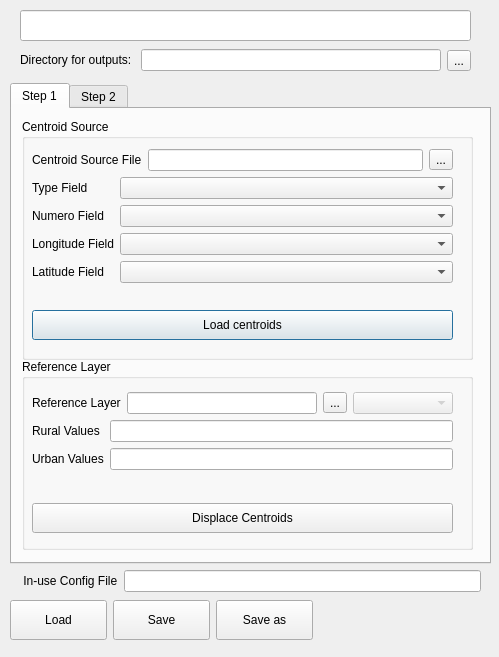
This is plugin/mics_geocode_plugin_dialog.ui in unicef-drp/mics-geocoding as Qt 5 draws it before an edit. The edited form follows.
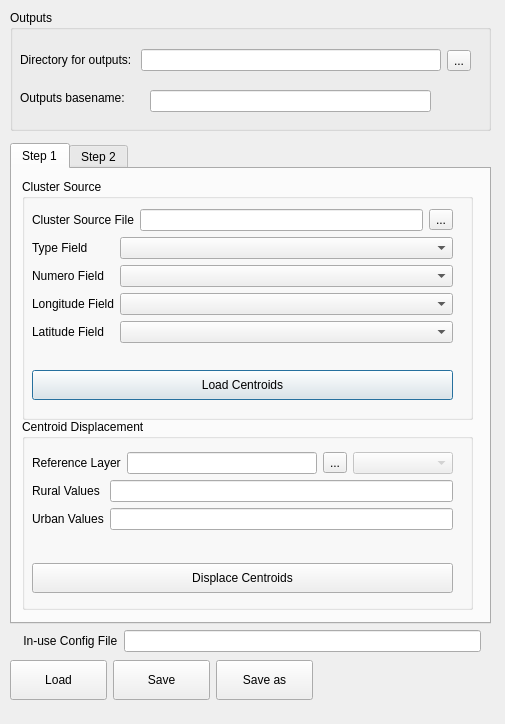
This is the edited form.

The edit to the form file:
```diff
--- a/plugin/mics_geocode_plugin_dialog.ui
+++ b/plugin/mics_geocode_plugin_dialog.ui
@@ -6,8 +6,8 @@
    <rect>
     <x>0</x>
     <y>0</y>
-    <width>499</width>
-    <height>657</height>
+    <width>505</width>
+    <height>724</height>
    </rect>
   </property>
   <property name="windowTitle">
@@ -17,7 +17,7 @@
    <property name="geometry">
     <rect>
      <x>10</x>
-     <y>83</y>
+     <y>143</y>
      <width>481</width>
      <height>481</height>
     </rect>
@@ -69,7 +69,7 @@
          </size>
         </property>
         <property name="title">
-         <string>Centroid Source</string>
+         <string>Cluster Source</string>
         </property>
         <property name="flat">
          <bool>false</bool>
@@ -110,7 +110,7 @@
                </sizepolicy>
               </property>
               <property name="text">
-               <string>Centroid Source File</string>
+               <string>Cluster Source File</string>
               </property>
              </widget>
             </item>
@@ -179,7 +179,7 @@
              </size>
             </property>
             <property name="text">
-             <string>Load centroids</string>
+             <string>Load Centroids</string>
             </property>
            </widget>
           </item>
@@ -208,7 +208,7 @@
          </size>
         </property>
         <property name="title">
-         <string>Reference Layer</string>
+         <string>Centroid Displacement</string>
         </property>
         <widget class="QWidget" name="verticalLayoutWidget_4">
          <property name="geometry">
@@ -608,7 +608,7 @@
    <property name="geometry">
     <rect>
      <x>10</x>
-     <y>600</y>
+     <y>660</y>
      <width>486</width>
      <height>51</height>
     </rect>
@@ -713,24 +713,58 @@
     </item>
    </layout>
   </widget>
-  <widget class="QLineEdit" name="basenameLineEdit">
+  <widget class="QWidget" name="formLayoutWidget">
    <property name="geometry">
     <rect>
-     <x>20</x>
-     <y>10</y>
-     <width>451</width>
-     <height>31</height>
+     <x>10</x>
+     <y>630</y>
+     <width>481</width>
+     <height>24</height>
     </rect>
    </property>
+   <layout class="QFormLayout" name="formLayout">
+    <property name="leftMargin">
+     <number>0</number>
+    </property>
+    <property name="rightMargin">
+     <number>10</number>
+    </property>
+    <item row="0" column="0">
+     <widget class="QLabel" name="configFileLabel">
    <property name="text">
-    <string/>
-   </property>
-  </widget>
+       <string>    In-use Config File</string>
+      </property>
+     </widget>
+    </item>
+    <item row="0" column="1">
+     <widget class="QLineEdit" name="configFileLineEdit">
+      <property name="enabled">
+       <bool>true</bool>
+      </property>
+      <property name="readOnly">
+       <bool>true</bool>
+      </property>
+     </widget>
+    </item>
+   </layout>
+  </widget>
+  <widget class="QGroupBox" name="groupBoxOutConfig">
+   <property name="geometry">
+    <rect>
+     <x>10</x>
+     <y>10</y>
+     <width>481</width>
+     <height>121</height>
+    </rect>
+   </property>
+   <property name="title">
+    <string>Outputs</string>
+   </property>
   <widget class="QWidget" name="layoutWidget_2">
    <property name="geometry">
     <rect>
-     <x>20</x>
-     <y>40</y>
+      <x>10</x>
+      <y>30</y>
      <width>451</width>
      <height>41</height>
     </rect>
@@ -771,40 +805,38 @@
     </item>
    </layout>
   </widget>
-  <widget class="QWidget" name="formLayoutWidget">
+   <widget class="QLabel" name="label_3">
    <property name="geometry">
     <rect>
      <x>10</x>
-     <y>570</y>
-     <width>481</width>
+      <y>80</y>
+      <width>126</width>
+      <height>16</height>
+     </rect>
+    </property>
+    <property name="sizePolicy">
+     <sizepolicy hsizetype="Maximum" vsizetype="Maximum">
+      <horstretch>0</horstretch>
+      <verstretch>0</verstretch>
+     </sizepolicy>
+    </property>
+    <property name="text">
+     <string>Outputs basename:</string>
+    </property>
+   </widget>
+   <widget class="QLineEdit" name="basenameLineEdit">
+    <property name="geometry">
+     <rect>
+      <x>140</x>
+      <y>80</y>
+      <width>281</width>
      <height>22</height>
     </rect>
    </property>
-   <layout class="QFormLayout" name="formLayout">
-    <property name="leftMargin">
-     <number>0</number>
-    </property>
-    <property name="rightMargin">
-     <number>10</number>
-    </property>
-    <item row="0" column="0">
-     <widget class="QLabel" name="configFileLabel">
       <property name="text">
-       <string>    In-use Config File</string>
-      </property>
-     </widget>
-    </item>
-    <item row="0" column="1">
-     <widget class="QLineEdit" name="configFileLineEdit">
-      <property name="enabled">
-       <bool>true</bool>
-      </property>
-      <property name="readOnly">
-       <bool>true</bool>
-      </property>
-     </widget>
-    </item>
-   </layout>
+     <string/>
+    </property>
+   </widget>
   </widget>
  </widget>
  <resources/>
```
Lines whose indentation alone changed are shown as unchanged.
